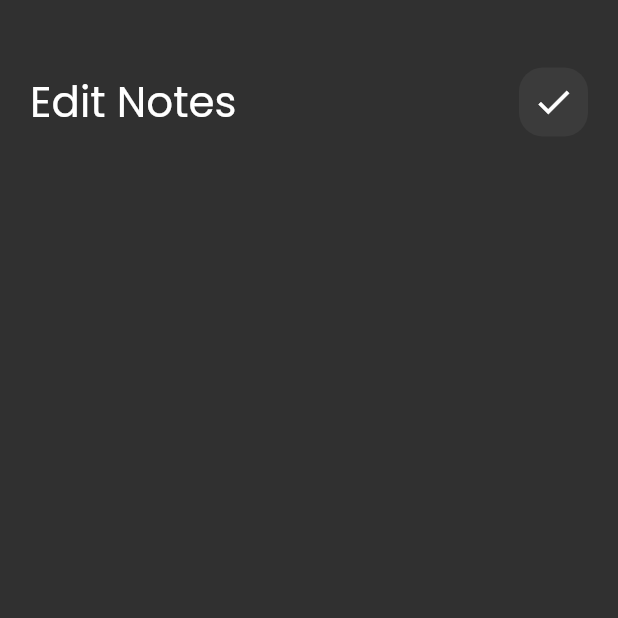
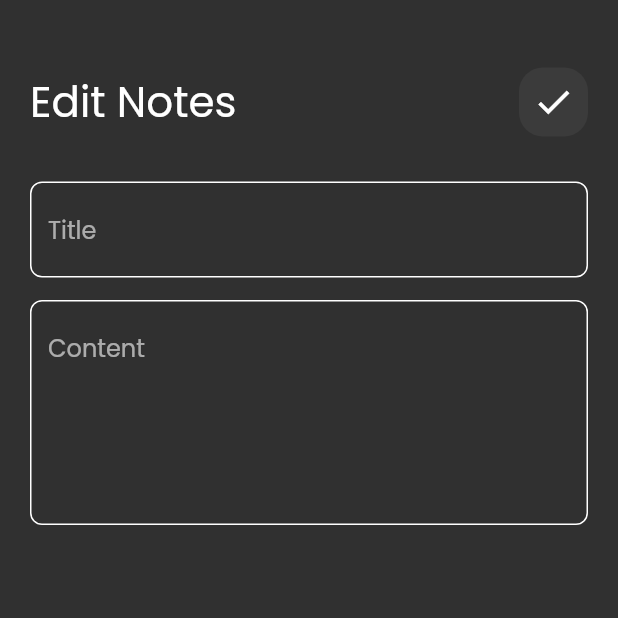
Before and after one commit to ALHassanMusleh/notes_app, a Flutter app: the EditNoteView screen opened directly, on a phone screen of 412 x 824 dp, the top half of it. Run offline on Flutter 3.47's test engine with Material 2 defaults, Android fonts, the phone set to English and light mode, and no system bars; our stand-ins replace font_awesome_flutter.

Commit message:
edit note view ui done

```diff
--- a/lib/views/widgets/edit_note_view_body.dart
+++ b/lib/views/widgets/edit_note_view_body.dart
@@ -1,5 +1,6 @@
 import 'package:flutter/material.dart';
 import 'package:notes_hive_app/views/widgets/custom_app_bar.dart';
+import 'package:notes_hive_app/views/widgets/custom_text_field.dart';
 
 class EditNoteViewBody extends StatelessWidget {
   const EditNoteViewBody({super.key});
@@ -17,6 +18,14 @@ class EditNoteViewBody extends StatelessWidget {
             title: 'Edit Notes',
             icon: Icons.check,
           ),
+          SizedBox(
+            height: 30,
+          ),
+          CustomTextField(hintText: 'Title'),
+          SizedBox(
+            height: 15,
+          ),
+          CustomTextField(hintText: 'Content', maxLines: 5),
         ],
       ),
     );
```
